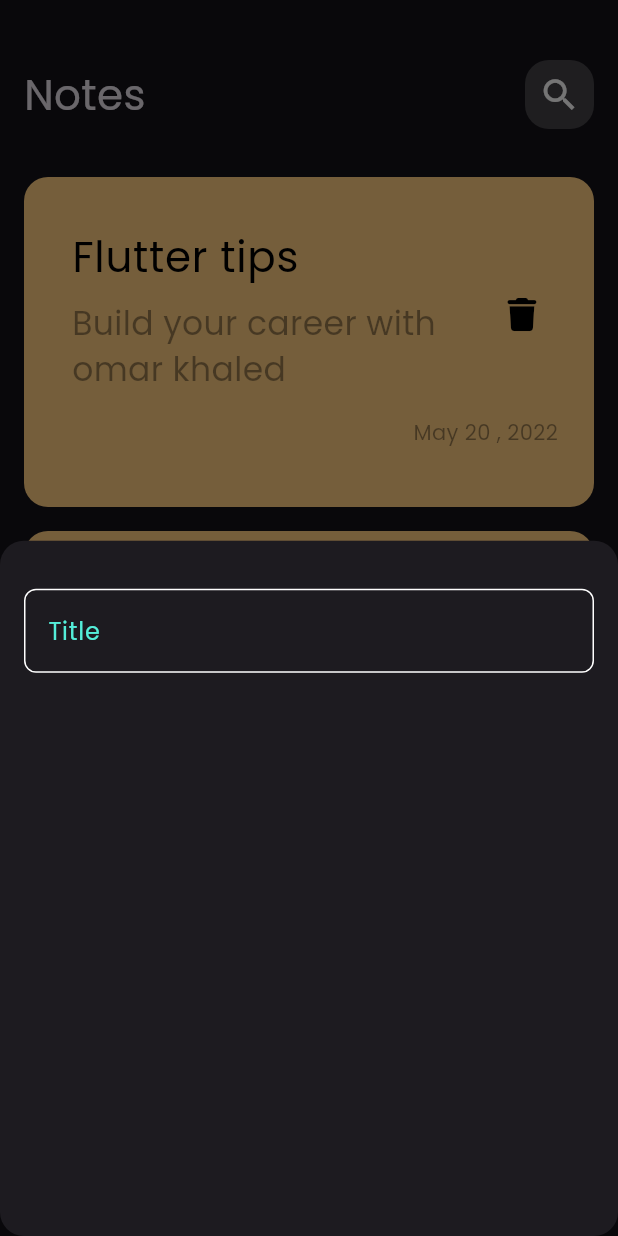
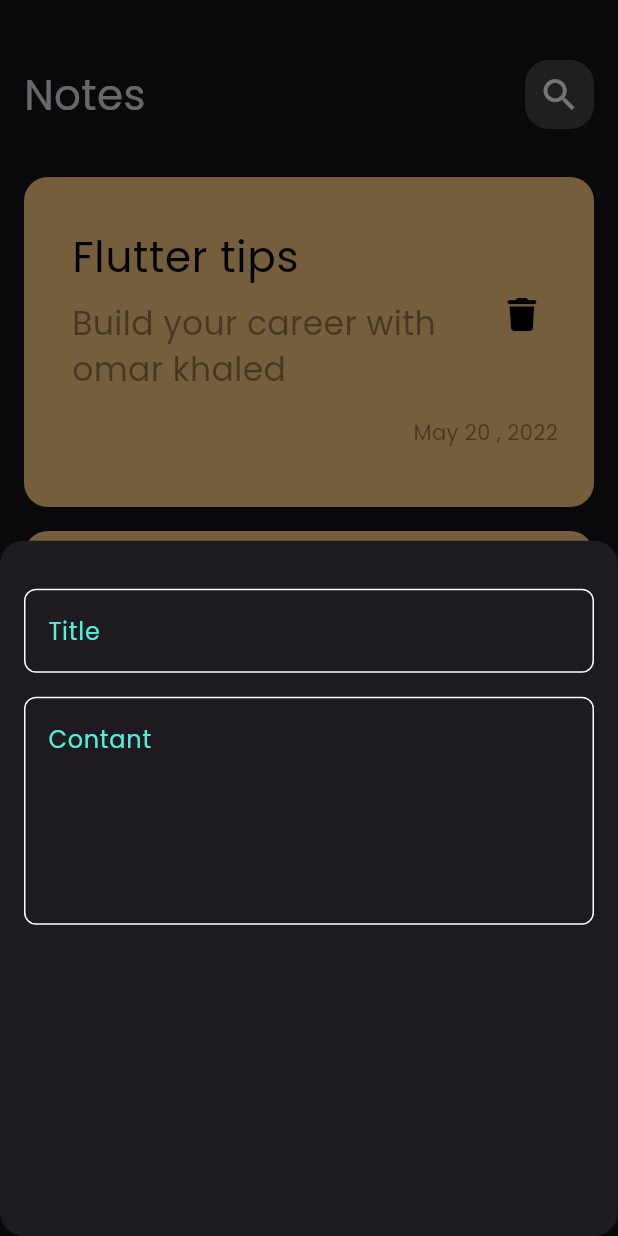
Before and after one commit to omarkhaled200/Notes_app, a Flutter app: the screen it shows after launch, after a tap on an icon or button, on a phone screen of 412 x 824 dp. Run offline on Flutter 3.47's test engine with Material 3 defaults, Android fonts, the phone set to English and light mode, and no system bars; our stand-ins replace font_awesome_flutter.

Commit message:
add fields to notes bottom sheet

```diff
--- a/lib/Views/widgets/Add_note_model_sheet.dart
+++ b/lib/Views/widgets/Add_note_model_sheet.dart
@@ -7,14 +7,18 @@
 
   @override
   Widget build(BuildContext context) {
-    return Padding(
+    return const Padding(
       padding: const EdgeInsets.symmetric(horizontal: 16.0),
       child: const Column(
         children: [
           SizedBox(
             height: 32,
           ),
-          CustomTextField(),
+          CustomTextField(hint: 'Title',),
+                    SizedBox(
+            height: 16,
+          ),
+          CustomTextField(hint: 'Contant',maxline: 5,),
         ],
       ),
     );
--- a/lib/Views/widgets/Custom_text_field.dart
+++ b/lib/Views/widgets/Custom_text_field.dart
@@ -1,15 +1,18 @@
 import 'package:flutter/material.dart';
+import 'package:flutter/widgets.dart';
 import 'package:notes_app/constant.dart';
 
 class CustomTextField extends StatelessWidget {
-  const CustomTextField({super.key});
-
+  const CustomTextField({super.key, required this.hint,  this.maxline=1});
+  final String hint;
+  final int maxline;
   @override
   Widget build(BuildContext context) {
     return TextField(
       cursorColor: kprimarycolor,
+      maxLines: maxline,
       decoration: InputDecoration(
-        hintText: 'Title',
+        hintText: hint,
         hintStyle: TextStyle(color: kprimarycolor),
         border: build_border(),
         enabledBorder: build_border(),
```
